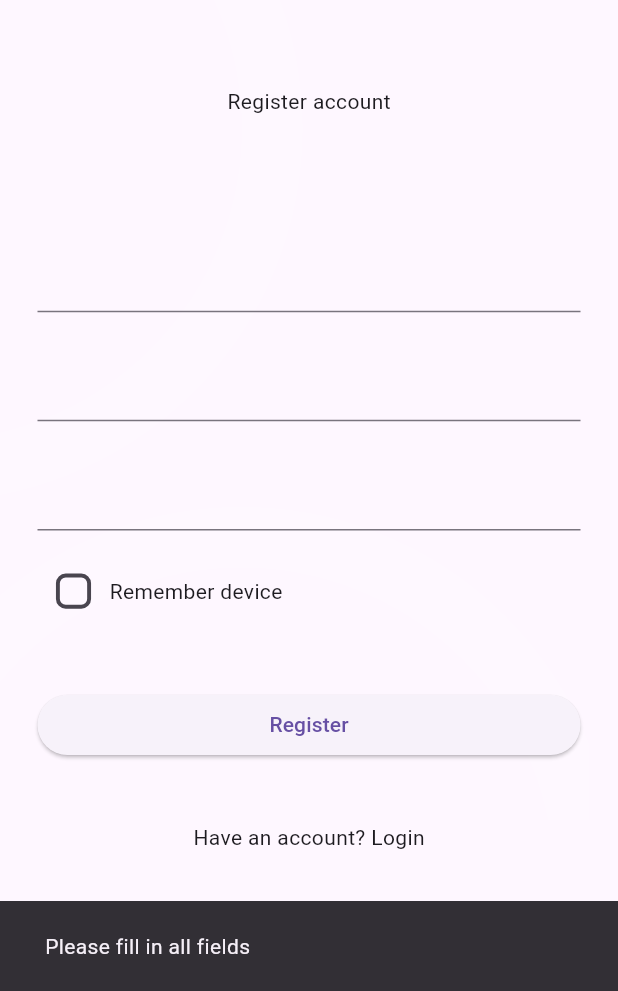
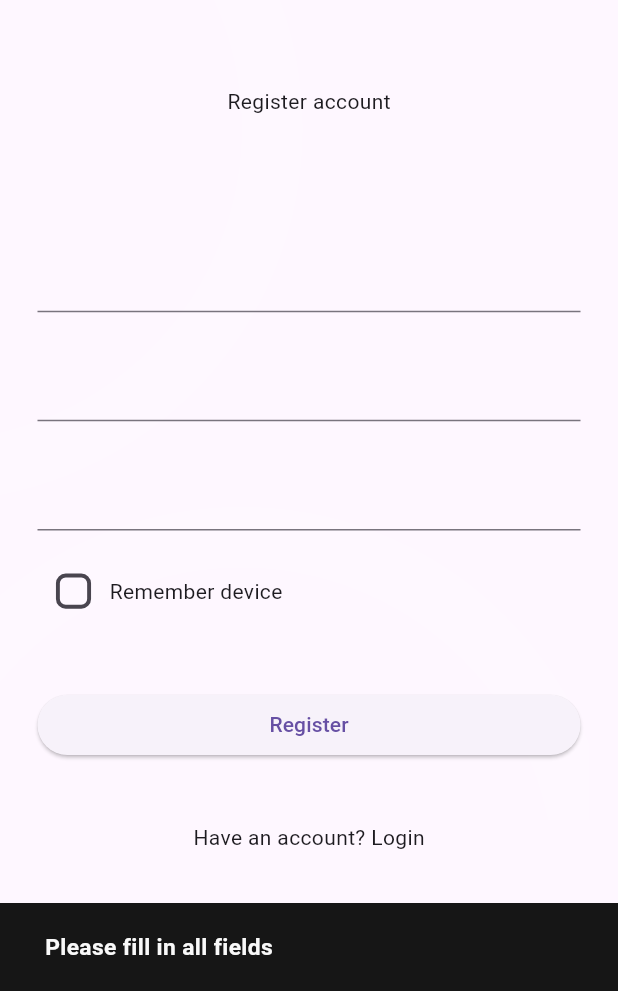
Before and after one commit to GPSxtreme/notex-flutter, a Flutter app: the RegisterPage screen opened by its route, after a tap on "Register", on a phone screen of 412 x 824 dp, the part 245-1236 px from its top. Run offline on Flutter 3.47's test engine with Material 3 defaults, Android fonts, the phone set to English and light mode, and no system bars; our stand-ins replace awesome_snackbar_content, bloc, cached_network_image, connectivity, country_code_picker, flutter_advanced_drawer and 16 more; missing offline and left inert: flutter_html_to_pdf, in_app_update, local_auth_android, markdown, markdown_widget, simple_markdown_editor; accounts and stored records are empty.

Commit message:
Add text style and background color to SnackBar

```diff
--- a/lib/presentation/styles/app_styles.dart
+++ b/lib/presentation/styles/app_styles.dart
@@ -1,12 +1,16 @@
 import 'package:flutter/material.dart';
 import 'package:awesome_snackbar_content/awesome_snackbar_content.dart';
+import 'package:notex/presentation/styles/app_colors.dart';
+import 'package:notex/presentation/styles/app_text.dart';
 
 kSnackBar(BuildContext context, String text) {
   ScaffoldMessenger.of(context).hideCurrentSnackBar();
   ScaffoldMessenger.of(context).showSnackBar(SnackBar(
     content: Text(
       text,
+      style: AppText.textBaseSemiBold,
     ),
+    backgroundColor: AppColors.muted,
     padding: const EdgeInsets.symmetric(vertical: 20, horizontal: 30),
   ));
 }
```
